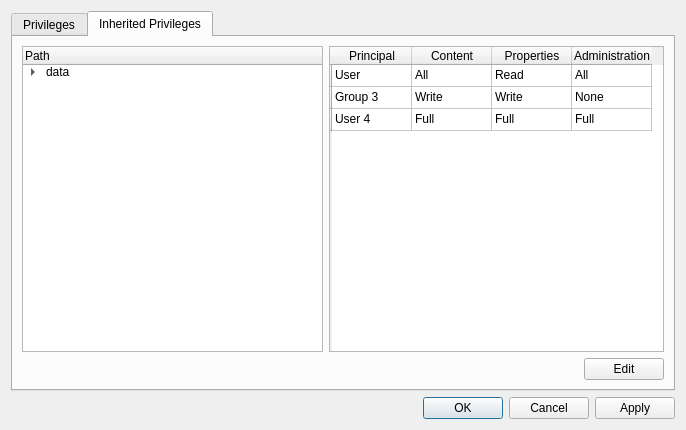
Before: the Qt Designer form resources/qt4/ui/user/privilege_dialog.ui in DLR-SC/DataFinder, drawn with Qt 5.
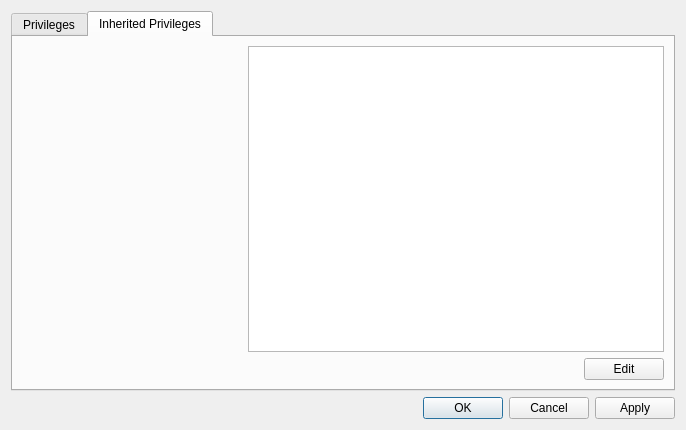
After: the same form once the commit is applied. The open tabs and pages were chosen to show the change. Icons and pictures are not drawn. Custom widgets are drawn as their Qt base class.

Commit message: In the item selection widget an entered path now is checked and selected in the tree view during the editing. Changed the label of the path editor for the prvilege dialog. Adding missing privilege dialog layout.

Patch:
```diff
--- a/resources/qt4/ui/user/privilege_dialog.ui
+++ b/resources/qt4/ui/user/privilege_dialog.ui
@@ -238,40 +238,17 @@
        <item row="0" column="0">
         <layout class="QHBoxLayout" name="horizontalLayout_4">
          <item>
-          <widget class="QTreeWidget" name="treeWidget">
+          <widget class="SelectItemWidget" name="selectItemWidget" native="true">
            <property name="minimumSize">
             <size>
-             <width>150</width>
-             <height>0</height>
+             <width>220</width>
+             <height>100</height>
             </size>
            </property>
-           <column>
-            <property name="text">
-             <string>Path</string>
-            </property>
-           </column>
-           <item>
-            <property name="text">
-             <string>data</string>
-            </property>
-            <property name="icon">
-             <iconset>
-              <normaloff>C:/Dokumente und Einstellungen/schlauch/Desktop/Simulation24.png</normaloff>C:/Dokumente und Einstellungen/schlauch/Desktop/Simulation24.png</iconset>
-            </property>
-            <item>
-             <property name="text">
-              <string>test</string>
-             </property>
-             <property name="icon">
-              <iconset>
-               <normaloff>C:/Dokumente und Einstellungen/schlauch/Desktop/Project24.png</normaloff>C:/Dokumente und Einstellungen/schlauch/Desktop/Project24.png</iconset>
-             </property>
-            </item>
-           </item>
           </widget>
          </item>
          <item>
-          <widget class="QTableWidget" name="tableWidget_3">
+          <widget class="QTableView" name="inheritedPrivilegeTable">
            <property name="minimumSize">
             <size>
              <width>335</width>
@@ -284,119 +261,15 @@
            <property name="selectionBehavior">
             <enum>QAbstractItemView::SelectRows</enum>
            </property>
-           <attribute name="horizontalHeaderDefaultSectionSize">
+           <attribute name="horizontalHeaderVisible">
+            <bool>false</bool>
+           </attribute>
+           <attribute name="horizontalHeaderMinimumSectionSize">
             <number>80</number>
            </attribute>
-           <attribute name="verticalHeaderDefaultSectionSize">
+           <attribute name="verticalHeaderMinimumSectionSize">
             <number>22</number>
            </attribute>
-           <row>
-            <property name="text">
-             <string/>
-            </property>
-           </row>
-           <row>
-            <property name="text">
-             <string/>
-            </property>
-           </row>
-           <row>
-            <property name="text">
-             <string/>
-            </property>
-           </row>
-           <column>
-            <property name="text">
-             <string>Principal</string>
-            </property>
-           </column>
-           <column>
-            <property name="text">
-             <string>Content</string>
-            </property>
-           </column>
-           <column>
-            <property name="text">
-             <string>Properties</string>
-            </property>
-           </column>
-           <column>
-            <property name="text">
-             <string>Administration</string>
-            </property>
-           </column>
-           <item row="0" column="0">
-            <property name="text">
-             <string>User</string>
-            </property>
-            <property name="icon">
-             <iconset>
-              <normaloff>C:/Dokumente und Einstellungen/schlauch/Desktop/user_edit24.png</normaloff>C:/Dokumente und Einstellungen/schlauch/Desktop/user_edit24.png</iconset>
-            </property>
-           </item>
-           <item row="0" column="1">
-            <property name="text">
-             <string>All</string>
-            </property>
-           </item>
-           <item row="0" column="2">
-            <property name="text">
-             <string>Read</string>
-            </property>
-           </item>
-           <item row="0" column="3">
-            <property name="text">
-             <string>All</string>
-            </property>
-           </item>
-           <item row="1" column="0">
-            <property name="text">
-             <string>Group 3</string>
-            </property>
-            <property name="icon">
-             <iconset>
-              <normaloff>C:/Dokumente und Einstellungen/schlauch/Desktop/users24.png</normaloff>C:/Dokumente und Einstellungen/schlauch/Desktop/users24.png</iconset>
-            </property>
-           </item>
-           <item row="1" column="1">
-            <property name="text">
-             <string>Write</string>
-            </property>
-           </item>
-           <item row="1" column="2">
-            <property name="text">
-             <string>Write</string>
-            </property>
-           </item>
-           <item row="1" column="3">
-            <property name="text">
-             <string>None</string>
-            </property>
-           </item>
-           <item row="2" column="0">
-            <property name="text">
-             <string>User 4</string>
-            </property>
-            <property name="icon">
-             <iconset>
-              <normaloff>C:/Dokumente und Einstellungen/schlauch/Desktop/user_edit24.png</normaloff>C:/Dokumente und Einstellungen/schlauch/Desktop/user_edit24.png</iconset>
-            </property>
-           </item>
-           <item row="2" column="1">
-            <property name="text">
-             <string>Full</string>
-            </property>
-           </item>
-           <item row="2" column="2">
-            <property name="text">
-             <string>Full</string>
-            </property>
-           </item>
-           <item row="2" column="3">
-            <property name="text">
-             <string>Full</string>
-            </property>
-           </item>
           </widget>
          </item>
         </layout>
@@ -444,6 +317,14 @@
    </item>
   </layout>
  </widget>
+ <customwidgets>
+  <customwidget>
+   <class>SelectItemWidget</class>
+   <extends>QWidget</extends>
+   <header>datafinder.gui.user.common.widget</header>
+   <container>1</container>
+  </customwidget>
+ </customwidgets>
  <resources/>
  <connections>
   <connection>
```
Left out of the diff: 4 changed lines with no effect on the pictures. The commit also changes 2 other files.
